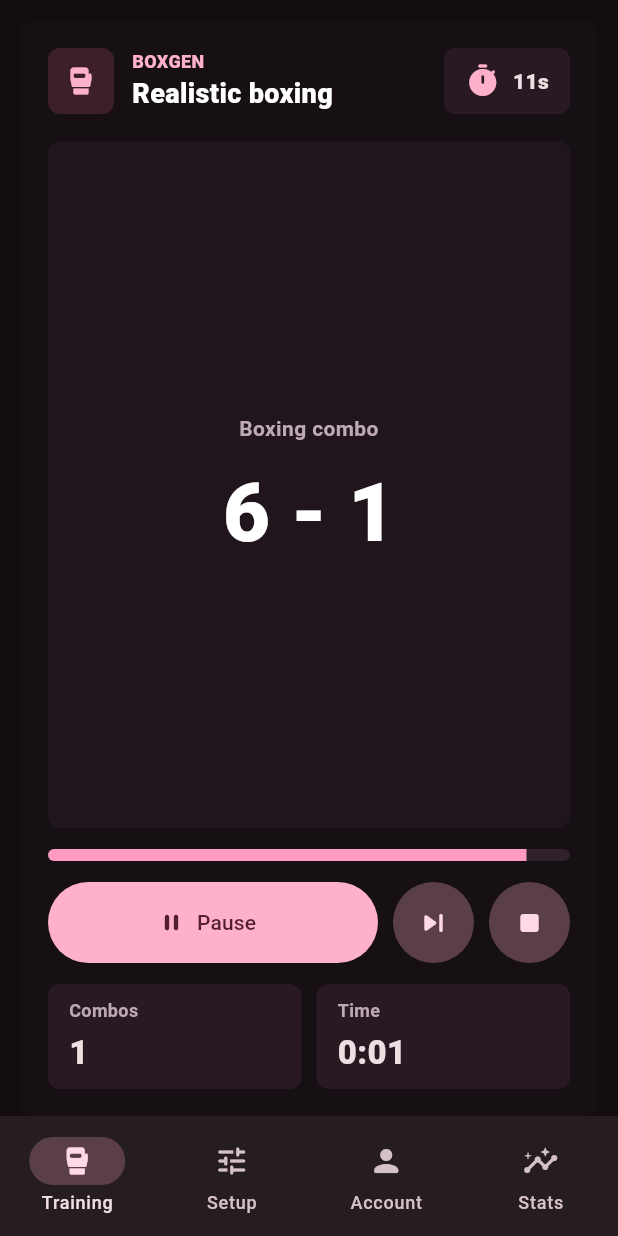
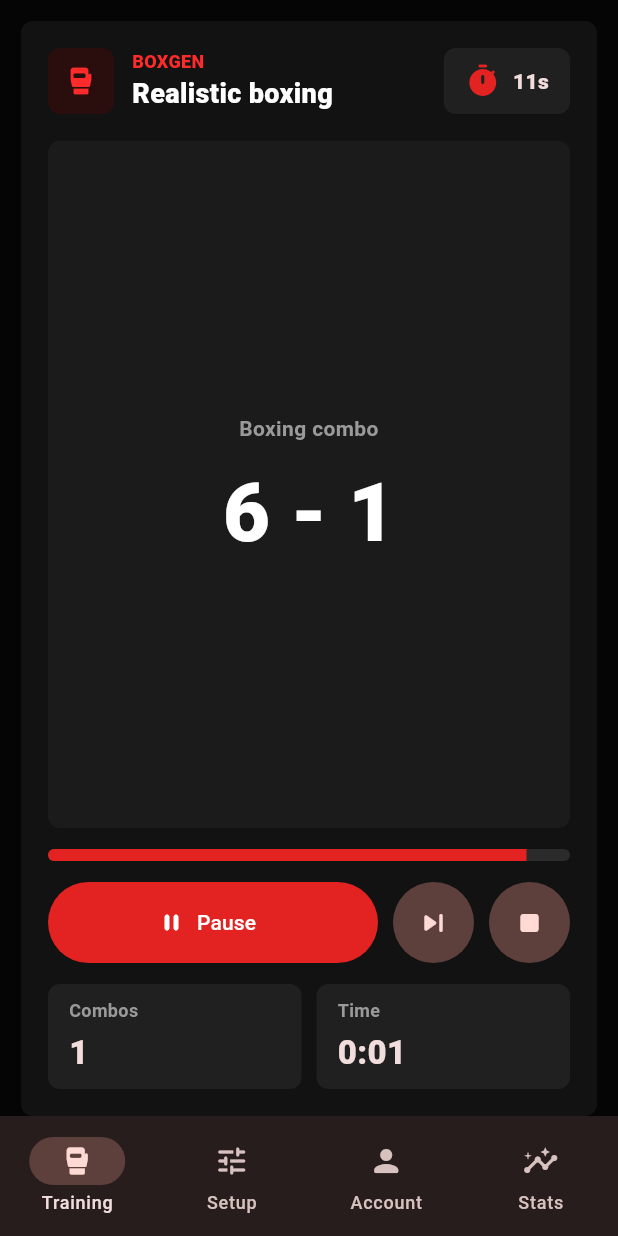
Before and after one commit to Luksaaa/Boxgen, a Flutter app: the screen it shows after launch, after a tap on "Start", on a phone screen of 412 x 824 dp. Run offline on Flutter 3.47's test engine with Material 3 defaults, Android fonts, the phone set to English and light mode, and no system bars; Roboto replaces fonts that are missing (Arial).

Commit message:
Centralize app colors across training UI

```diff
--- /dev/null
+++ b/lib/app/app_colors.dart
@@ -0,0 +1,19 @@
+import 'package:flutter/material.dart';
+
+class AppColors {
+  const AppColors._();
+
+  static const background = Color(0xFF050505);
+  static const surface = Color(0xFF121212);
+  static const surfaceHigh = Color(0xFF1B1B1B);
+  static const card = Color(0xFF202020);
+  static const cardActive = Color(0xFF2A0E0E);
+  static const primary = Color(0xFFE32222);
+  static const primaryStrong = Color(0xFFFF2A2A);
+  static const onPrimary = Colors.white;
+  static const text = Colors.white;
+  static const textMuted = Color(0xFF9A9A9A);
+  static const textFaint = Color(0xFF525252);
+  static const progressTrack = Color(0xFF2B2B2B);
+  static const gold = Color(0xFFFFC857);
+}
--- a/lib/app/boxgen_app.dart
+++ b/lib/app/boxgen_app.dart
@@ -1,5 +1,6 @@
 import 'package:flutter/material.dart';
 
+import 'app_colors.dart';
 import '../features/training/boxing_home_page.dart';
 
 class BoxgenApp extends StatelessWidget {
@@ -7,26 +8,24 @@ class BoxgenApp extends StatelessWidget {
 
   @override
   Widget build(BuildContext context) {
-    const background = Color(0xFF130D11);
-    const surface = Color(0xFF20141B);
-    const primary = Color(0xFFFF9BC0);
-
     return MaterialApp(
       debugShowCheckedModeBanner: false,
       title: 'Boxgen',
       theme: ThemeData(
         brightness: Brightness.dark,
-        scaffoldBackgroundColor: background,
+        scaffoldBackgroundColor: AppColors.background,
         colorScheme: ColorScheme.fromSeed(
-          seedColor: primary,
+          seedColor: AppColors.primary,
           brightness: Brightness.dark,
-          surface: surface,
+          primary: AppColors.primary,
+          onPrimary: AppColors.onPrimary,
+          surface: AppColors.surface,
         ),
         fontFamily: 'Arial',
         useMaterial3: true,
         snackBarTheme: const SnackBarThemeData(
           behavior: SnackBarBehavior.floating,
-          backgroundColor: Color(0xFF40202D),
+          backgroundColor: AppColors.card,
           contentTextStyle: TextStyle(color: Colors.white),
         ),
       ),
--- a/lib/features/training/widgets/account_panel.dart
+++ b/lib/features/training/widgets/account_panel.dart
@@ -1,5 +1,6 @@
 import 'package:flutter/material.dart';
 
+import '../../../app/app_colors.dart';
 import 'auth_box.dart';
 import 'training_controls.dart';
 
@@ -23,7 +24,7 @@ class AccountPanel extends StatelessWidget {
   Widget build(BuildContext context) {
     return DecoratedBox(
       decoration: const BoxDecoration(
-        color: Color(0xFF1D1319),
+        color: AppColors.surfaceHigh,
         borderRadius: BorderRadius.all(Radius.circular(8)),
       ),
       child: ListView(
@@ -42,13 +43,13 @@ class AccountPanel extends StatelessWidget {
           Container(
             padding: const EdgeInsets.all(14),
             decoration: const BoxDecoration(
-              color: Color(0xFF281922),
+              color: AppColors.card,
               borderRadius: BorderRadius.all(Radius.circular(8)),
             ),
             child: const Text(
               'Saving settings, custom cues, and training stats requires login.',
               style: TextStyle(
-                color: Color(0xFFBDAAB3),
+                color: AppColors.textMuted,
                 fontWeight: FontWeight.w700,
                 height: 1.35,
               ),
--- a/lib/features/training/widgets/auth_box.dart
+++ b/lib/features/training/widgets/auth_box.dart
@@ -1,4 +1,6 @@
 import 'package:flutter/material.dart';
+
+import '../../../app/app_colors.dart';
 
 class AuthBox extends StatelessWidget {
   const AuthBox({
@@ -22,12 +24,12 @@ class AuthBox extends StatelessWidget {
       return Container(
         padding: const EdgeInsets.all(12),
         decoration: const BoxDecoration(
-          color: Color(0xFF281922),
+          color: AppColors.card,
           borderRadius: BorderRadius.all(Radius.circular(8)),
         ),
         child: Row(
           children: [
-            const Icon(Icons.verified_user_rounded, color: Color(0xFFFFB0CB)),
+            const Icon(Icons.verified_user_rounded, color: AppColors.primary),
             const SizedBox(width: 10),
             Expanded(
               child: Text(
@@ -45,7 +47,7 @@ class AuthBox extends StatelessWidget {
     return Container(
       padding: const EdgeInsets.all(12),
       decoration: const BoxDecoration(
-        color: Color(0xFF281922),
+        color: AppColors.card,
         borderRadius: BorderRadius.all(Radius.circular(8)),
       ),
       child: Column(
--- a/lib/features/training/widgets/setup_panel.dart
+++ b/lib/features/training/widgets/setup_panel.dart
@@ -1,5 +1,6 @@
 import 'package:flutter/material.dart';
 
+import '../../../app/app_colors.dart';
 import '../../../models/defense_cue_set.dart';
 import '../../../models/training_mode.dart';
 import 'training_controls.dart';
@@ -106,7 +107,7 @@ class _TabSurface extends StatelessWidget {
   Widget build(BuildContext context) {
     return DecoratedBox(
       decoration: const BoxDecoration(
-        color: Color(0xFF1D1319),
+        color: AppColors.surfaceHigh,
         borderRadius: BorderRadius.all(Radius.circular(8)),
       ),
       child: child,
--- a/lib/features/training/widgets/stats_panel.dart
+++ b/lib/features/training/widgets/stats_panel.dart
@@ -1,5 +1,6 @@
 import 'package:flutter/material.dart';
 
+import '../../../app/app_colors.dart';
 import '../../../models/generated_drill.dart';
 import '../../../utils/format_duration.dart';
 import 'training_controls.dart';
@@ -22,7 +23,7 @@ class StatsPanel extends StatelessWidget {
   Widget build(BuildContext context) {
     return DecoratedBox(
       decoration: const BoxDecoration(
-        color: Color(0xFF1D1319),
+        color: AppColors.surfaceHigh,
         borderRadius: BorderRadius.all(Radius.circular(8)),
       ),
       child: ListView(
@@ -70,12 +71,12 @@ class _HistoryRow extends StatelessWidget {
       margin: const EdgeInsets.only(bottom: 8),
       padding: const EdgeInsets.all(12),
       decoration: const BoxDecoration(
-        color: Color(0xFF281922),
+        color: AppColors.card,
         borderRadius: BorderRadius.all(Radius.circular(8)),
       ),
       child: Row(
         children: [
-          const Icon(Icons.sports_mma_rounded, color: Color(0xFFFFB0CB)),
+          const Icon(Icons.sports_mma_rounded, color: AppColors.primary),
           const SizedBox(width: 10),
           Expanded(
             child: Text(
@@ -99,12 +100,15 @@ class _EmptyHistory extends StatelessWidget {
     return Container(
       padding: const EdgeInsets.all(14),
       decoration: const BoxDecoration(
-        color: Color(0xFF281922),
+        color: AppColors.card,
         borderRadius: BorderRadius.all(Radius.circular(8)),
       ),
       child: const Text(
         'History appears after the next generated combo.',
-        style: TextStyle(color: Color(0xFFBDAAB3), fontWeight: FontWeight.w700),
+        style: TextStyle(
+          color: AppColors.textMuted,
+          fontWeight: FontWeight.w700,
+        ),
       ),
     );
   }
--- a/lib/features/training/widgets/training_controls.dart
+++ b/lib/features/training/widgets/training_controls.dart
@@ -1,4 +1,6 @@
 import 'package:flutter/material.dart';
+
+import '../../../app/app_colors.dart';
 
 class SelectorRow extends StatelessWidget {
   const SelectorRow({
@@ -19,7 +21,7 @@ class SelectorRow extends StatelessWidget {
     return Padding(
       padding: const EdgeInsets.only(bottom: 8),
       child: Material(
-        color: const Color(0xFF281922),
+        color: AppColors.card,
         borderRadius: const BorderRadius.all(Radius.circular(8)),
         child: InkWell(
           borderRadius: const BorderRadius.all(Radius.circular(8)),
@@ -29,7 +31,7 @@ class SelectorRow extends StatelessWidget {
             child: Row(
               children: [
                 const SizedBox(width: 12),
-                Icon(icon, color: const Color(0xFFFFB0CB)),
+                Icon(icon, color: AppColors.primary),
                 const SizedBox(width: 12),
                 Expanded(
                   child: Text(
@@ -40,12 +42,15 @@ class SelectorRow extends StatelessWidget {
                 Text(
                   value,
                   style: const TextStyle(
-                    color: Color(0xFFE6D3DC),
+                    color: AppColors.text,
                     fontWeight: FontWeight.w800,
                   ),
                 ),
                 const SizedBox(width: 8),
-                const Icon(Icons.expand_more_rounded, color: Color(0xFFBDAAB3)),
+                const Icon(
+                  Icons.expand_more_rounded,
+                  color: AppColors.textMuted,
+                ),
                 const SizedBox(width: 8),
               ],
             ),
@@ -77,13 +82,13 @@ class SwitchRow extends StatelessWidget {
       child: Container(
         height: 58,
         decoration: const BoxDecoration(
-          color: Color(0xFF281922),
+          color: AppColors.card,
           borderRadius: BorderRadius.all(Radius.circular(8)),
         ),
         child: Row(
           children: [
             const SizedBox(width: 12),
-            Icon(icon, color: const Color(0xFFFFB0CB)),
+            Icon(icon, color: AppColors.primary),
             const SizedBox(width: 12),
             Expanded(
               child: Text(
@@ -116,7 +121,7 @@ class SectionTitle extends StatelessWidget {
   Widget build(BuildContext context) {
     return Row(
       children: [
-        Icon(icon, size: 18, color: const Color(0xFFFFB0CB)),
+        Icon(icon, size: 18, color: AppColors.primary),
         const SizedBox(width: 8),
         Expanded(
           child: Text(
@@ -142,7 +147,7 @@ class MetricTile extends StatelessWidget {
       height: 70,
       padding: const EdgeInsets.symmetric(horizontal: 14),
       decoration: const BoxDecoration(
-        color: Color(0xFF281922),
+        color: AppColors.card,
         borderRadius: BorderRadius.all(Radius.circular(8)),
       ),
       child: Column(
@@ -153,7 +158,7 @@ class MetricTile extends StatelessWidget {
             label,
             overflow: TextOverflow.ellipsis,
             style: const TextStyle(
-              color: Color(0xFFBDAAB3),
+              color: AppColors.textMuted,
               fontSize: 12,
               fontWeight: FontWeight.w700,
             ),
@@ -188,7 +193,7 @@ class TimerPill extends StatelessWidget {
       height: 44,
       padding: const EdgeInsets.symmetric(horizontal: 14),
       decoration: const BoxDecoration(
-        color: Color(0xFF281922),
+        color: AppColors.card,
         borderRadius: BorderRadius.all(Radius.circular(8)),
       ),
       child: Row(
@@ -196,7 +201,7 @@ class TimerPill extends StatelessWidget {
         children: [
           Icon(
             isPaused ? Icons.pause_rounded : Icons.timer_rounded,
-            color: const Color(0xFFFFB0CB),
+            color: AppColors.primary,
           ),
           const SizedBox(width: 8),
           Text(
--- a/lib/features/training/widgets/training_panel.dart
+++ b/lib/features/training/widgets/training_panel.dart
@@ -1,5 +1,6 @@
 import 'package:flutter/material.dart';
 
+import '../../../app/app_colors.dart';
 import '../../../models/generated_drill.dart';
 import '../../../models/training_mode.dart';
 import '../../../utils/format_duration.dart';
@@ -41,7 +42,7 @@ class TrainingPanel extends StatelessWidget {
 
     return DecoratedBox(
       decoration: const BoxDecoration(
-        color: Color(0xFF160F14),
+        color: AppColors.surface,
         borderRadius: BorderRadius.all(Radius.circular(8)),
       ),
       child: Padding(
@@ -55,10 +56,10 @@ class TrainingPanel extends StatelessWidget {
                   width: 44,
                   height: 44,
                   decoration: const BoxDecoration(
-                    color: Color(0xFF3D1F2B),
+                    color: AppColors.cardActive,
                     borderRadius: BorderRadius.all(Radius.circular(8)),
                   ),
-                  child: Icon(mode.icon, color: const Color(0xFFFFB0CB)),
+                  child: Icon(mode.icon, color: AppColors.primaryStrong),
                 ),
                 const SizedBox(width: 12),
                 Expanded(
@@ -70,7 +71,7 @@ class TrainingPanel extends StatelessWidget {
                         style: TextStyle(
                           fontSize: 12,
                           fontWeight: FontWeight.w800,
-                          color: Color(0xFFFFB0CB),
+                          color: AppColors.primaryStrong,
                         ),
                       ),
                       Text(
@@ -91,7 +92,7 @@ class TrainingPanel extends StatelessWidget {
             Expanded(
               child: Container(
                 decoration: const BoxDecoration(
-                  color: Color(0xFF21151D),
+                  color: AppColors.surfaceHigh,
                   borderRadius: BorderRadius.all(Radius.circular(8)),
                 ),
                 padding: const EdgeInsets.all(20),
@@ -102,7 +103,7 @@ class TrainingPanel extends StatelessWidget {
                       currentDrill.title,
                       textAlign: TextAlign.center,
                       style: const TextStyle(
-                        color: Color(0xFFBDAAB3),
+                        color: AppColors.textMuted,
                         fontSize: 14,
                         fontWeight: FontWeight.w700,
                       ),
@@ -129,14 +130,14 @@ class TrainingPanel extends StatelessWidget {
                           vertical: 12,
                         ),
                         decoration: const BoxDecoration(
-                          color: Color(0xFF43202D),
+                          color: AppColors.cardActive,
                           borderRadius: BorderRadius.all(Radius.circular(8)),
                         ),
                         child: Text(
                           currentDrill.cue,
                           textAlign: TextAlign.center,
                           style: const TextStyle(
-                            color: Color(0xFFFFD7E6),
+                            color: AppColors.text,
                             fontSize: 20,
                             fontWeight: FontWeight.w800,
                           ),
@@ -153,8 +154,8 @@ class TrainingPanel extends StatelessWidget {
               child: LinearProgressIndicator(
                 value: progress,
                 minHeight: 8,
-                backgroundColor: const Color(0xFF30212A),
-                valueColor: const AlwaysStoppedAnimation(Color(0xFFFF9BC0)),
+                backgroundColor: AppColors.progressTrack,
+                valueColor: const AlwaysStoppedAnimation(AppColors.primary),
               ),
             ),
             const SizedBox(height: 14),
--- a/lib/features/training/widgets/training_selector.dart
+++ b/lib/features/training/widgets/training_selector.dart
@@ -1,4 +1,6 @@
 import 'package:flutter/material.dart';
+
+import '../../../app/app_colors.dart';
 
 Future<T?> showTrainingSelector<T>({
   required BuildContext context,
@@ -75,7 +77,7 @@ class _TrainingSelectorState<T> extends State<_TrainingSelector<T>> {
       child: Container(
         height: MediaQuery.sizeOf(context).height * 0.62,
         decoration: const BoxDecoration(
-          color: Color(0xFF050507),
+          color: AppColors.background,
           borderRadius: BorderRadius.vertical(top: Radius.circular(8)),
         ),
         child: Column(
@@ -112,7 +114,7 @@ class _TrainingSelectorState<T> extends State<_TrainingSelector<T>> {
                     height: 74,
                     margin: const EdgeInsets.symmetric(horizontal: 10),
                     decoration: const BoxDecoration(
-                      color: Color(0xFF281421),
+                      color: AppColors.cardActive,
                       borderRadius: BorderRadius.all(Radius.circular(8)),
                     ),
                   ),
@@ -197,7 +199,7 @@ class _WheelOption extends StatelessWidget {
             overflow: TextOverflow.ellipsis,
             style: TextStyle(
               color: selected
-                  ? const Color(0xFFFFB0CB)
+                  ? AppColors.primaryStrong
                   : const Color(0xFF3B3F4D),
               fontSize: 12,
               fontWeight: FontWeight.w700,
@@ -220,10 +222,10 @@ class _WheelFadeBackground extends StatelessWidget {
           begin: Alignment.topCenter,
           end: Alignment.bottomCenter,
           colors: [
-            Color(0xFF050507),
-            Color(0xFF11182B),
-            Color(0xFF11182B),
-            Color(0xFF050507),
+            AppColors.background,
+            Color(0xFF151515),
+            Color(0xFF151515),
+            AppColors.background,
           ],
           stops: [0, 0.38, 0.62, 1],
         ),
```
